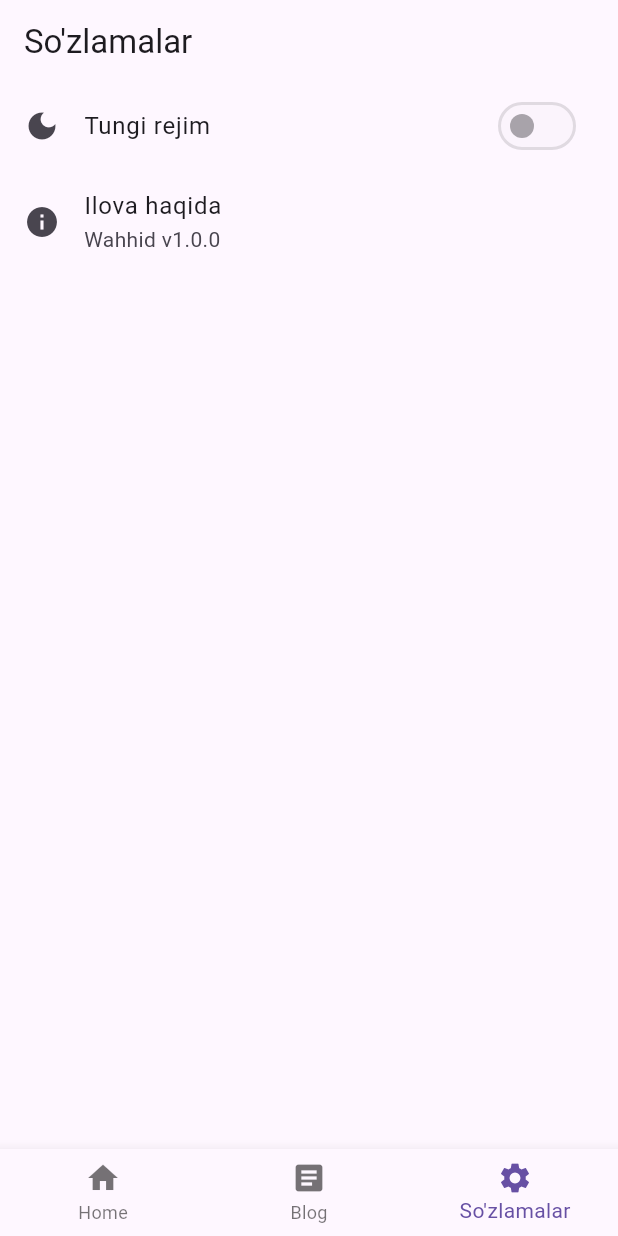
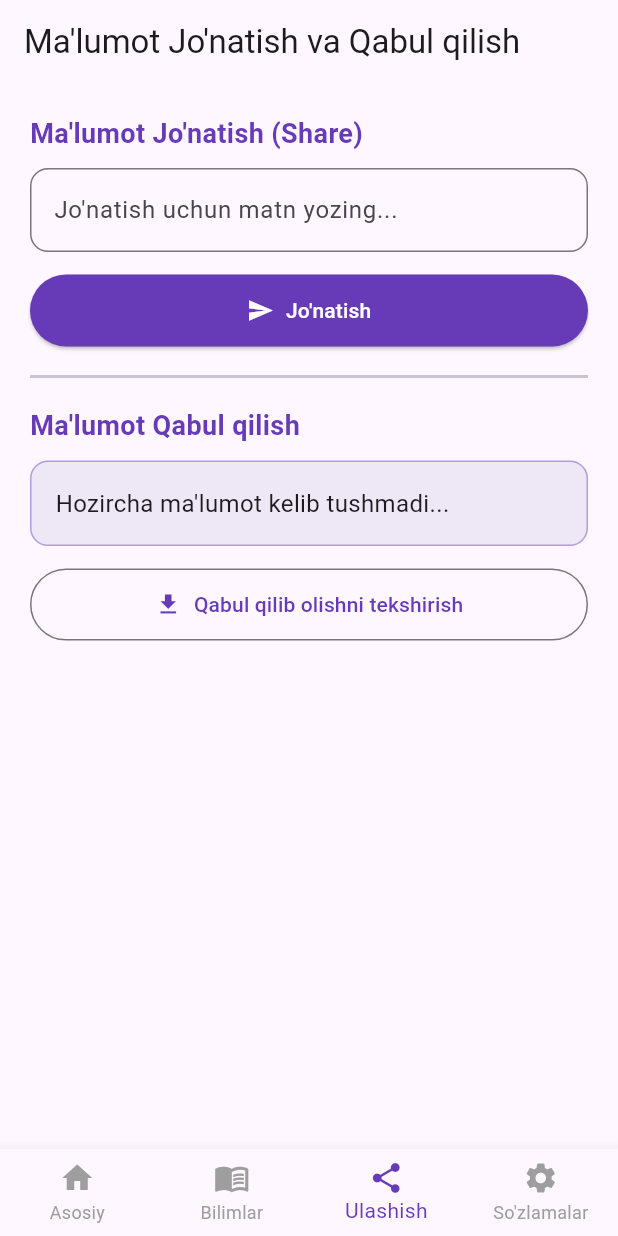
Before and after one commit to muhammadaminwahhid/wahhid, a Flutter app: the screen it shows after launch, item 3 of the bottom bar chosen, on a phone screen of 412 x 824 dp. Run offline on Flutter 3.47's test engine with Material 3 defaults, Android fonts, the phone set to English and light mode, and no system bars.

Commit message:
Update: Ulashish va qabul qilish bo'limi qo'shildi

```diff
--- a/lib/main.dart
+++ b/lib/main.dart
@@ -12,7 +12,7 @@ class WahhidApp extends StatelessWidget {
     return MaterialApp(
       title: 'Wahhid',
       theme: ThemeData(
-        primarySwatch: Colors.blue,
+        primarySwatch: Colors.deepPurple,
         useMaterial3: true,
       ),
       home: const MainScreen(),
@@ -31,10 +31,10 @@ class MainScreen extends StatefulWidget {
 class _MainScreenState extends State<MainScreen> {
   int _currentIndex = 0;
 
-  // Bo'limlar ro'yxati
   final List<Widget> _pages = [
     const HomeScreen(),
     const BlogScreen(),
+    const ShareScreen(), // Yangi qo'shilgan Share bo'limi
     const SettingsScreen(),
   ];
 
@@ -44,6 +44,9 @@ class _MainScreenState extends State<MainScreen> {
       body: _pages[_currentIndex],
       bottomNavigationBar: BottomNavigationBar(
         currentIndex: _currentIndex,
+        selectedItemColor: Colors.deepPurple,
+        unselectedItemColor: Colors.grey,
+        type: BottomNavigationBarType.fixed,
         onTap: (index) {
           setState(() {
             _currentIndex = index;
@@ -52,11 +55,15 @@ class _MainScreenState extends State<MainScreen> {
         items: const [
           BottomNavigationBarItem(
             icon: Icon(Icons.home),
-            label: 'Home',
+            label: 'Asosiy',
           ),
           BottomNavigationBarItem(
-            icon: Icon(Icons.article),
-            label: 'Blog',
+            icon: Icon(Icons.menu_book),
+            label: 'Bilimlar',
+          ),
+          BottomNavigationBarItem(
+            icon: Icon(Icons.share),
+            label: 'Ulashish',
           ),
           BottomNavigationBarItem(
             icon: Icon(Icons.settings),
@@ -75,14 +82,26 @@ class HomeScreen extends StatelessWidget {
   @override
   Widget build(BuildContext context) {
     return Scaffold(
-      appBar: AppBar(title: const Text('Wahhid - Asosiy')),
-      body: const Center(
+      appBar: AppBar(title: const Text('Wahhid - Asosiy Makon')),
+      body: Center(
         child: Padding(
-          padding: EdgeInsets.all(16.0),
-          child: Text(
-            'Xush kelibsiz!\nBu yerda o\'zingiz to\'plagan eng muhim bilimlar chiqadi.',
-            style: TextStyle(fontSize: 18),
-            textAlign: TextAlign.center,
+          padding: const EdgeInsets.all(20.0),
+          child: Column(
+            mainAxisAlignment: MainAxisAlignment.center,
+            children: const [
+              Icon(Icons.rocket_launch, size: 90, color: Colors.deepPurple),
+              SizedBox(height: 20),
+              Text(
+                'Salom, Dasturchi!',
+                style: TextStyle(fontSize: 24, fontWeight: FontWeight.bold),
+              ),
+              SizedBox(height: 10),
+              Text(
+                'Ilovamizga yangi "Ulashish va Qabul qilish" bo\'limi qo\'shildi!',
+                textAlign: TextAlign.center,
+                style: TextStyle(fontSize: 16, color: Colors.grey),
+              ),
+            ],
           ),
         ),
       ),
@@ -90,26 +109,37 @@ class HomeScreen extends StatelessWidget {
   }
 }
 
-// 2. Blog Sahifasi (Bilimlar bazasi)
+// 2. Blog / Bilimlar Sahifasi
 class BlogScreen extends StatelessWidget {
   const BlogScreen({super.key});
+
+  final List<Map<String, String>> _bilimlar = const [
+    {
+      'title': 'Flutter nima?',
+      'content': 'Flutter — bu Google tomonidan yaratilgan, bitta kod bazasi bilan Android, iOS va Web uchun ilovalar yaratish imkonini beruvchi kuchli framework.'
+    },
+    {
+      'title': 'Git va GitHub asoslari',
+      'content': 'Git bu versiyalarni boshqarish tizimi, GitHub esa bu kodlarni bulutda ochiq yoki yopiq holda saqlash va jamoa bo\'lib ishlash platformasi.'
+    },
+  ];
 
   @override
   Widget build(BuildContext context) {
     return Scaffold(
-      appBar: AppBar(title: const Text('Mening Bilimlarim (Blog)')),
+      appBar: AppBar(title: const Text('Mening Bilimlar Bazam')),
       body: ListView.builder(
-        itemCount: 5, // Namuna uchun 5 ta element
+        itemCount: _bilimlar.length,
         itemBuilder: (context, index) {
+          final bilim = _bilimlar[index];
           return Card(
-            margin: const EdgeInsets.symmetric(horizontal: 10, vertical: 6),
+            elevation: 3,
+            margin: const EdgeInsets.symmetric(horizontal: 16, vertical: 8),
+            shape: RoundedRectangleBorder(borderRadius: BorderRadius.circular(12)),
             child: ListTile(
-              title: Text('Bilim sarlavhasi #${index + 1}'),
-              subtitle: const Text('Bu yerda to\'plagan bilimingizning qisqacha mazmuni bo\'ladi...'),
-              trailing: const Icon(Icons.arrow_forward_ios, size: 16),
-              onTap: () {
-                // Kelgusida maqola ichiga kirish funksiyasi yoziladi
-              },
+              contentPadding: const EdgeInsets.all(16),
+              title: Text(bilim['title']!, style: const TextStyle(fontWeight: FontWeight.bold)),
+              subtitle: Text(bilim['content']!, maxLines: 2, overflow: TextOverflow.ellipsis),
             ),
           );
         },
@@ -118,7 +148,101 @@ class BlogScreen extends StatelessWidget {
   }
 }
 
-// 3. So'zlamalar Sahifasi
+// 3. Yangi Shere (Ulashish va Qabul qilish) Sahifasi
+class ShareScreen extends StatefulWidget {
+  const ShareScreen({super.key});
+
+  @override
+  State<ShareScreen> createState() => _ShareScreenState();
+}
+
+class _ShareScreenState extends State<ShareScreen> {
+  final TextEditingController _controller = TextEditingController();
+  String _receivedData = 'Hozircha ma\'lumot kelib tushmadi...';
+
+  void _sendData() {
+    if (_controller.text.isNotEmpty) {
+      ScaffoldMessenger.of(context).showSnackBar(
+        SnackBar(content: Text('Muvaffaqiyatli jo\'natildi: "${_controller.text}"')),
+      );
+      _controller.clear();
+    }
+  }
+
+  void _receiveData() {
+    setState(() {
+      _receivedData = 'Salom! Bu tarmoqdagi boshqa qurilmadan kelgan xabar: "Flutter loyihasi zo\'r ishlayapti!"';
+    });
+  }
+
+  @override
+  Widget build(BuildContext context) {
+    return Scaffold(
+      appBar: AppBar(title: const Text('Ma\'lumot Jo\'natish va Qabul qilish')),
+      body: Padding(
+        padding: const EdgeInsets.all(20.0),
+        child: Column(
+          crossAxisAlignment: CrossAxisAlignment.stretch,
+          children: [
+            const Text(
+              'Ma\'lumot Jo\'natish (Share)',
+              style: TextStyle(fontSize: 18, fontWeight: FontWeight.bold, color: Colors.deepPurple),
+            ),
+            const SizedBox(height: 10),
+            TextField(
+              controller: _controller,
+              decoration: InputDecoration(
+                hintText: 'Jo\'natish uchun matn yozing...',
+                border: OutlineInputBorder(borderRadius: BorderRadius.circular(12)),
+              ),
+            ),
+            const SizedBox(height: 15),
+            ElevatedButton.icon(
+              onPressed: _sendData,
+              icon: const Icon(Icons.send),
+              label: const Text('Jo\'natish'),
+              style: ElevatedButton.styleFrom(
+                backgroundColor: Colors.deepPurple,
+                foregroundColor: Colors.white,
+                padding: const EdgeInsets.symmetric(vertical: 14),
+              ),
+            ),
+            const Divider(height: 40, thickness: 2),
+            const Text(
+              'Ma\'lumot Qabul qilish',
+              style: TextStyle(fontSize: 18, fontWeight: FontWeight.bold, color: Colors.deepPurple),
+            ),
+            const SizedBox(height: 10),
+            Container(
+              padding: const EdgeInsets.all(16),
+              decoration: BoxDecoration(
+                color: Colors.deepPurple.shade50,
+                borderRadius: BorderRadius.circular(12),
+                border: Border.all(color: Colors.deepPurple.shade200),
+              ),
+              child: Text(
+                _receivedData,
+                style: const TextStyle(fontSize: 16),
+              ),
+            ),
+            const SizedBox(height: 15),
+            OutlinedButton.icon(
+              onPressed: _receiveData,
+              icon: const Icon(Icons.download),
+              label: const Text('Qabul qilib olishni tekshirish'),
+              style: OutlinedButton.styleFrom(
+                foregroundColor: Colors.deepPurple,
+                padding: const EdgeInsets.symmetric(vertical: 14),
+              ),
+            ),
+          ],
+        ),
+      ),
+    );
+  }
+}
+
+// 4. So'zlamalar Sahifasi
 class SettingsScreen extends StatelessWidget {
   const SettingsScreen({super.key});
 
@@ -129,14 +253,15 @@ class SettingsScreen extends StatelessWidget {
       body: ListView(
         children: const [
           ListTile(
-            leading: Icon(Icons.dark_mode),
-            title: Text('Tungi rejim'),
-            trailing: Switch(value: false, onChanged: null),
+            leading: Icon(Icons.person, color: Colors.deepPurple),
+            title: Text('Muallif'),
+            subtitle: Text('Muhammadamin Wahhid'),
           ),
+          Divider(),
           ListTile(
-            leading: Icon(Icons.info),
-            title: Text('Ilova haqida'),
-            subtitle: Text('Wahhid v1.0.0'),
+            leading: Icon(Icons.info, color: Colors.deepPurple),
+            title: Text('Ilova versiyasi'),
+            subtitle: Text('v1.3.0 (Share bo\'limi qo\'shildi)'),
           ),
         ],
       ),
```
